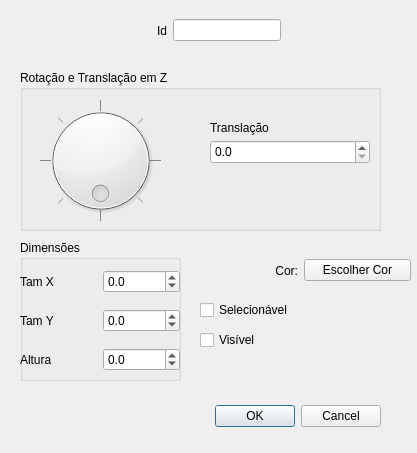
This is ifg/qt/ui/forma.ui in matferib/tabuleiro-virtual as Qt 5 draws it before an edit. The edited form follows.
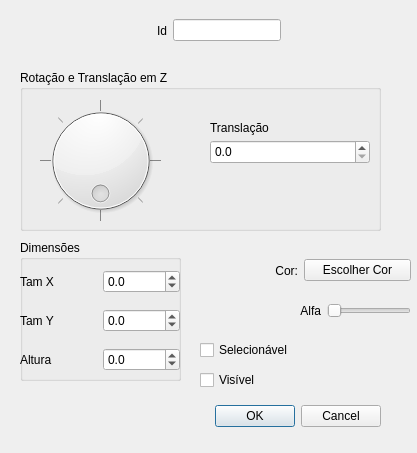
This is the edited form.

Diff of the .ui file:
```diff
--- a/ifg/qt/ui/forma.ui
+++ b/ifg/qt/ui/forma.ui
@@ -292,7 +292,7 @@
    <property name="geometry">
     <rect>
      <x>200</x>
-     <y>300</y>
+     <y>340</y>
      <width>177</width>
      <height>20</height>
     </rect>
@@ -308,7 +308,7 @@
    <property name="geometry">
     <rect>
      <x>200</x>
-     <y>330</y>
+     <y>370</y>
      <width>201</width>
      <height>20</height>
     </rect>
@@ -323,6 +323,52 @@
     <string>Visível</string>
    </property>
   </widget>
+  <widget class="QWidget" name="horizontalLayoutWidget_3">
+   <property name="geometry">
+    <rect>
+     <x>190</x>
+     <y>290</y>
+     <width>221</width>
+     <height>41</height>
+    </rect>
+   </property>
+   <layout class="QHBoxLayout" name="horizontalLayout_9">
+    <item>
+     <layout class="QHBoxLayout" name="horizontalLayout_10">
+      <item>
+       <widget class="QLabel" name="label_9">
+        <property name="text">
+         <string>Alfa</string>
+        </property>
+        <property name="alignment">
+         <set>Qt::AlignRight|Qt::AlignTrailing|Qt::AlignVCenter</set>
+        </property>
+       </widget>
+      </item>
+     </layout>
+    </item>
+    <item>
+     <layout class="QHBoxLayout" name="horizontalLayout_12">
+      <item>
+       <widget class="QSlider" name="slider_alfa">
+        <property name="sizePolicy">
+         <sizepolicy hsizetype="Fixed" vsizetype="Fixed">
+          <horstretch>0</horstretch>
+          <verstretch>0</verstretch>
+         </sizepolicy>
+        </property>
+        <property name="maximum">
+         <number>100</number>
+        </property>
+        <property name="orientation">
+         <enum>Qt::Horizontal</enum>
+        </property>
+       </widget>
+      </item>
+     </layout>
+    </item>
+   </layout>
+  </widget>
  </widget>
  <resources/>
  <connections>
```
Left out of the diff: 2 changed lines with no effect on the pictures.
